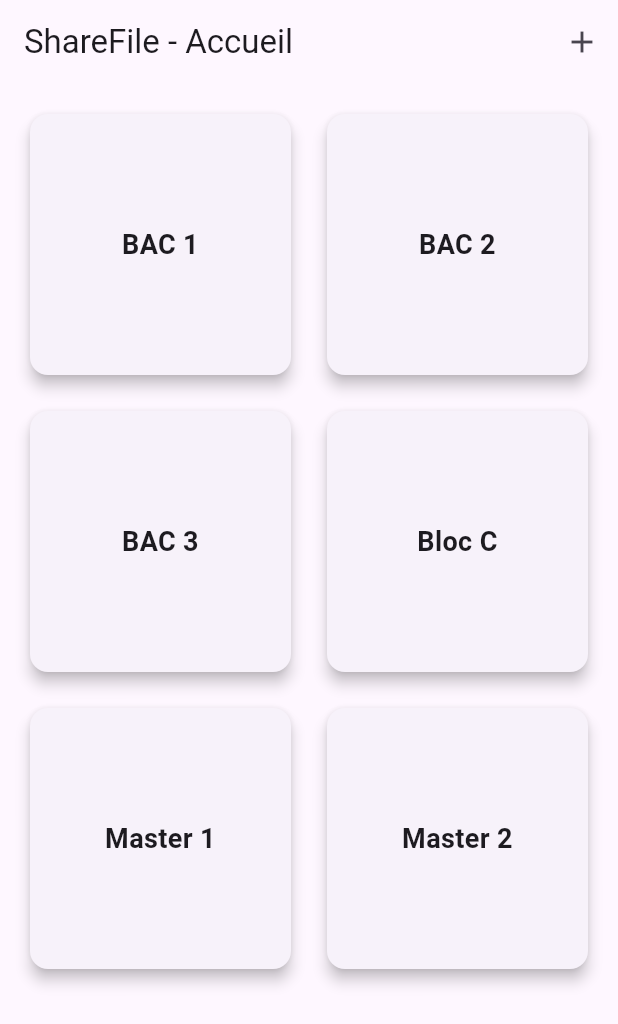
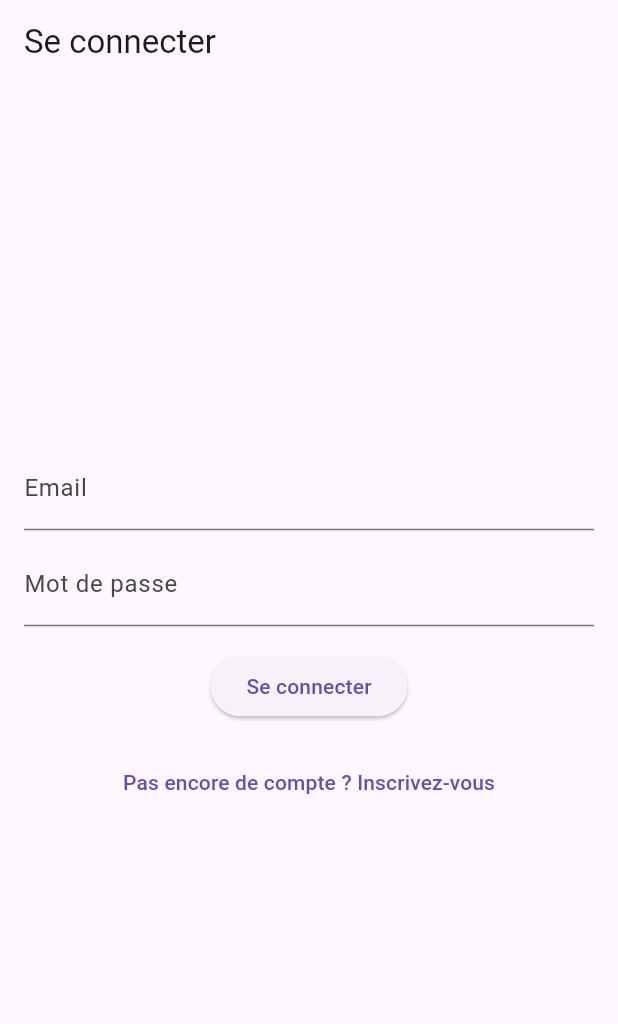
Before and after one commit to dimitristeave/managementUniversityApp, a Flutter app: the screen it shows after launch, on a phone screen of 412 x 824 dp. Shown: the top 1024 px of the screen. Run offline on Flutter 3.47's test engine with Material 3 defaults, Android fonts, the light colour scheme and no system bars; our stand-ins replace firebase_auth, firebase_core, image_picker; accounts and stored records are empty.

Commit message:
Ajout de la page connexion + config
Ajout de la page de connexion et inscription. Modification de parametre pour éviter les beugs avec la version du sdk. Modification de main pour la gestion des utilisateurs connecté ou pas.

```diff
--- a/lib/main.dart
+++ b/lib/main.dart
@@ -1,7 +1,12 @@
+import 'package:firebase_auth/firebase_auth.dart';
+import 'package:firebase_core/firebase_core.dart';
 import 'package:flutter/material.dart';
+import 'package:isibappmoodle/views/auth_page.dart';
 import 'package:isibappmoodle/views/home_share_file_view.dart'; // Assurez-vous que ce fichier contient la page HomeShareFile
 
-void main() {
+void main() async {
+  WidgetsFlutterBinding.ensureInitialized();
+  await Firebase.initializeApp(); // Initialisation de Firebase
   runApp(MyApp());
 }
 
@@ -17,7 +22,42 @@
         primarySwatch: Colors.blue, // Couleur principale de l'application
         visualDensity: VisualDensity.adaptivePlatformDensity,
       ),
-      home: HomeShareFile(), // Écran d'accueil de l'application
+      home:
+          AuthChecker(), // Vérifier l'état de la connexion avant de montrer une page
+      routes: {
+        '/auth': (context) => AuthPage(), // Route vers la page de connexion
+      },
     );
   }
 }
+
+class AuthChecker extends StatelessWidget {
+  const AuthChecker({super.key});
+
+  // Fonction pour vérifier si l'utilisateur est connecté
+  Future<User?> _getUser() async {
+    User? user =
+        FirebaseAuth.instance.currentUser; // Vérifie l'utilisateur actuel
+    return user; // Retourne l'utilisateur si connecté, sinon null
+  }
+
+  @override
+  Widget build(BuildContext context) {
+    return FutureBuilder<User?>(
+      future: _getUser(), // Vérifier si l'utilisateur est connecté
+      builder: (context, snapshot) {
+        if (snapshot.connectionState == ConnectionState.waiting) {
+          return Scaffold(
+            body: Center(
+                child:
+                    CircularProgressIndicator()), // Afficher un chargement pendant la vérification
+          );
+        } else if (snapshot.hasData && snapshot.data != null) {
+          return HomeShareFile(); // Si connecté, rediriger vers la page HomeShareFile
+        } else {
+          return AuthPage(); // Si non connecté, rediriger vers la page de connexion
+        }
+      },
+    );
+  }
+}
--- /dev/null
+++ b/lib/views/auth_page.dart
@@ -0,0 +1,152 @@
+import 'dart:convert';
+import 'package:firebase_auth/firebase_auth.dart';
+import 'package:flutter/material.dart';
+import 'package:http/http.dart' as http;
+import 'package:isibappmoodle/config/config';
+import 'package:isibappmoodle/views/home_share_file_view.dart';
+
+class AuthPage extends StatefulWidget {
+  @override
+  _AuthPageState createState() => _AuthPageState();
+}
+
+class _AuthPageState extends State<AuthPage> {
+  final TextEditingController _emailController = TextEditingController();
+  final TextEditingController _passwordController = TextEditingController();
+  bool _isLogin =
+      true; // Détermine si on est sur la page de connexion ou d'inscription
+  String _message = "";
+
+  // Fonction pour se connecter
+  Future<void> _signIn() async {
+    try {
+      final UserCredential userCredential =
+          await FirebaseAuth.instance.signInWithEmailAndPassword(
+        email: _emailController.text,
+        password: _passwordController.text,
+      );
+
+      setState(() {
+        _message = 'Connexion réussie!';
+      });
+
+      // Rediriger vers la page d'accueil
+      Navigator.pushReplacement(
+        context,
+        MaterialPageRoute(builder: (context) => HomeShareFile()),
+      );
+    } catch (e) {
+      setState(() {
+        _message = 'Erreur de connexion: $e';
+      });
+    }
+  }
+
+  // Fonction pour s'inscrire via l'API backend
+  Future<void> _signUp() async {
+    final String email = _emailController.text;
+    final String password = _passwordController.text;
+
+    // Vérification des champs
+    if (email.isEmpty || password.isEmpty) {
+      setState(() {
+        _message = "L'email et le mot de passe sont requis.";
+      });
+      return;
+    }
+
+    try {
+      final response = await http.post(
+        Uri.parse(
+            "${Config.sander}/signup"), // Remplace par l'URL de ton backend
+        headers: {
+          'Content-Type': 'application/json',
+        },
+        body: json.encode({
+          'email': email,
+          'password': password,
+        }),
+      );
+
+      if (response.statusCode == 201) {
+        final data = json.decode(response.body);
+        final idToken = data['idToken'];
+        final role = data['role'];
+
+        // Inscription réussie, rediriger ou traiter le token
+        setState(() {
+          _message = 'Inscription réussie!';
+        });
+
+        // Sauvegarder le token ou utiliser pour l'authentification Firebase si nécessaire
+        // Exemple : utiliser ce token pour une authentification Firebase
+        // await FirebaseAuth.instance.signInWithCustomToken(idToken);
+
+        // Rediriger vers la page d'accueil
+        Navigator.pushReplacement(
+          context,
+          MaterialPageRoute(builder: (context) => HomeShareFile()),
+        );
+      } else {
+        setState(() {
+          _message = 'Erreur d\'inscription: ${response.body}';
+        });
+      }
+    } catch (e) {
+      setState(() {
+        _message = 'Erreur de communication avec le serveur: $e';
+      });
+    }
+  }
+
+  @override
+  Widget build(BuildContext context) {
+    return Scaffold(
+      appBar: AppBar(
+        title: Text(_isLogin ? 'Se connecter' : 'S\'inscrire'),
+      ),
+      body: Padding(
+        padding: const EdgeInsets.all(16.0),
+        child: Column(
+          mainAxisAlignment: MainAxisAlignment.center,
+          children: [
+            TextField(
+              controller: _emailController,
+              decoration: const InputDecoration(
+                labelText: 'Email',
+                hintText: 'Entrez votre email',
+              ),
+            ),
+            const SizedBox(height: 8),
+            TextField(
+              controller: _passwordController,
+              decoration: const InputDecoration(
+                labelText: 'Mot de passe',
+                hintText: 'Entrez votre mot de passe',
+              ),
+              obscureText: true,
+            ),
+            const SizedBox(height: 16),
+            ElevatedButton(
+              onPressed: _isLogin ? _signIn : _signUp,
+              child: Text(_isLogin ? 'Se connecter' : 'S\'inscrire'),
+            ),
+            const SizedBox(height: 16),
+            TextButton(
+              onPressed: () {
+                setState(() {
+                  _isLogin = !_isLogin;
+                });
+              },
+              child: Text(_isLogin
+                  ? 'Pas encore de compte ? Inscrivez-vous'
+                  : 'Vous avez un compte ? Connectez-vous'),
+            ),
+            const SizedBox(height: 16),
+            Text(_message),
+          ],
+        ),
+      ),
+    );
+  }
+}
--- a/pubspec.yaml
+++ b/pubspec.yaml
@@ -38,7 +38,8 @@
   # The following adds the Cupertino Icons font to your application.
   # Use with the CupertinoIcons class for iOS style icons.
   cupertino_icons: ^1.0.8
-  firebase_core: ^3.4.0
+  firebase_core: ^3.9.0
+  firebase_auth: ^5.3.4
 
 dev_dependencies:
   flutter_test:
```
Also changed, not shown: lib/views/home_share_file_view.dart (+42 -0 lines), pubspec.lock, 4 other files.
